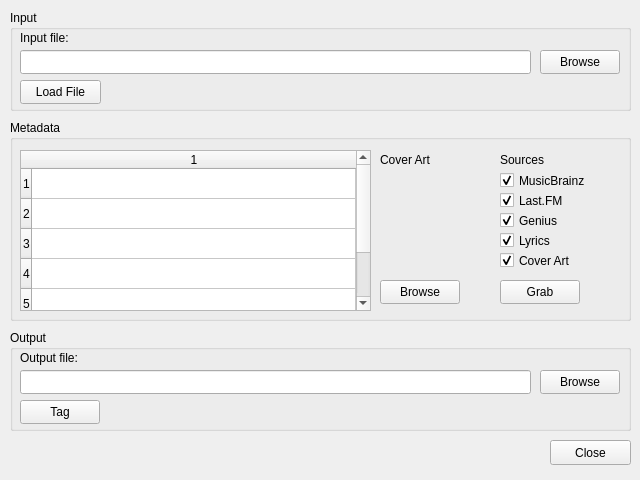
Above: mainwindow.ui from dylondark/InTAGrator before the change. Below: the same form after it.
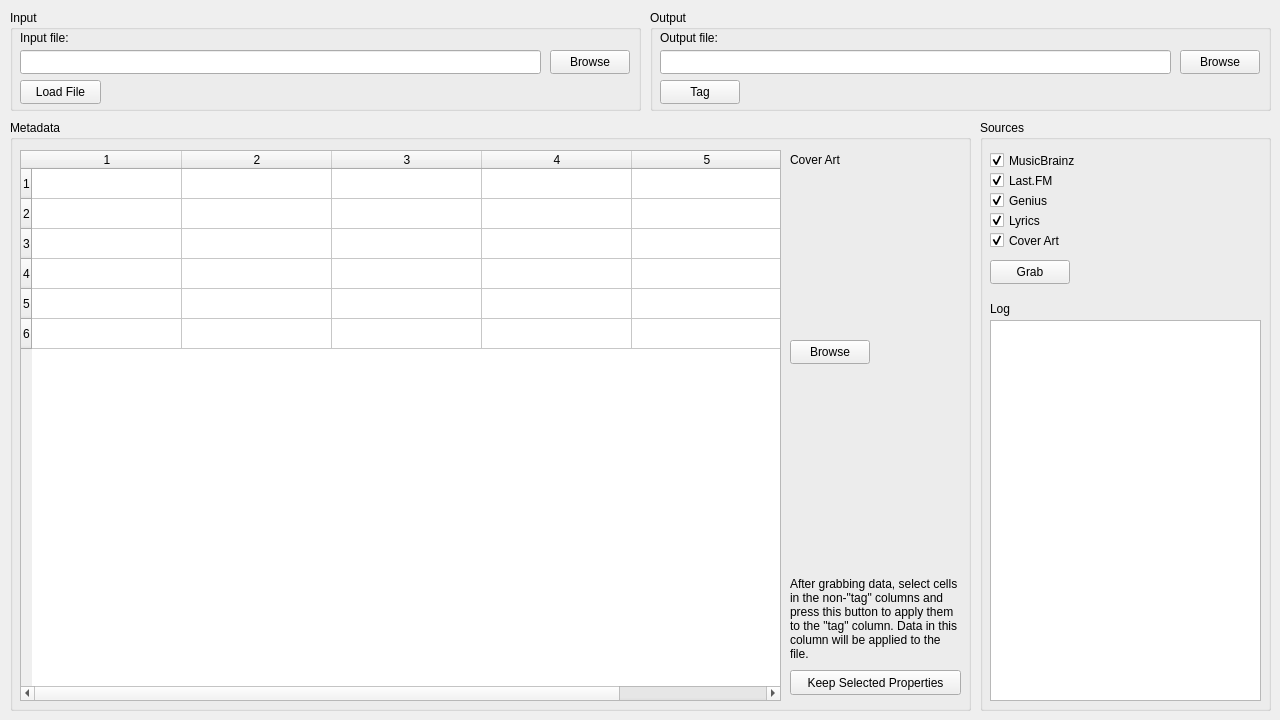
That is the form after the change.

The edit to the form file:
```diff
--- a/mainwindow.ui
+++ b/mainwindow.ui
@@ -6,8 +6,8 @@
    <rect>
     <x>0</x>
     <y>0</y>
-    <width>640</width>
-    <height>480</height>
+    <width>1280</width>
+    <height>720</height>
    </rect>
   </property>
   <property name="sizePolicy">
@@ -18,14 +18,14 @@
   </property>
   <property name="minimumSize">
    <size>
-    <width>640</width>
-    <height>480</height>
+    <width>1280</width>
+    <height>720</height>
    </size>
   </property>
   <property name="maximumSize">
    <size>
-    <width>640</width>
-    <height>480</height>
+    <width>1280</width>
+    <height>720</height>
    </size>
   </property>
   <property name="windowTitle">
@@ -37,7 +37,7 @@
      <rect>
       <x>10</x>
       <y>10</y>
-      <width>621</width>
+      <width>631</width>
       <height>101</height>
      </rect>
     </property>
@@ -60,12 +60,15 @@
     <widget class="QPushButton" name="fileInBrowseButton">
      <property name="geometry">
       <rect>
-       <x>530</x>
+       <x>540</x>
        <y>40</y>
        <width>80</width>
        <height>24</height>
       </rect>
      </property>
+     <property name="layoutDirection">
+      <enum>Qt::LayoutDirection::LeftToRight</enum>
+     </property>
      <property name="text">
       <string>Browse</string>
      </property>
@@ -75,7 +78,7 @@
       <rect>
        <x>10</x>
        <y>40</y>
-       <width>511</width>
+       <width>521</width>
        <height>24</height>
       </rect>
      </property>
@@ -105,8 +108,8 @@
      <rect>
       <x>10</x>
       <y>120</y>
-      <width>621</width>
-      <height>201</height>
+      <width>961</width>
+      <height>591</height>
      </rect>
     </property>
     <property name="title">
@@ -115,10 +118,10 @@
     <widget class="QLabel" name="coverArt">
      <property name="geometry">
       <rect>
-       <x>370</x>
+       <x>780</x>
        <y>60</y>
-       <width>91</width>
-       <height>91</height>
+       <width>150</width>
+       <height>150</height>
       </rect>
      </property>
      <property name="frameShape">
@@ -137,8 +140,8 @@
     <widget class="QPushButton" name="artBrowseButton">
      <property name="geometry">
       <rect>
-       <x>370</x>
-       <y>160</y>
+       <x>780</x>
+       <y>220</y>
        <width>80</width>
        <height>24</height>
       </rect>
@@ -152,8 +155,8 @@
       <rect>
        <x>10</x>
        <y>30</y>
-       <width>351</width>
-       <height>161</height>
+       <width>761</width>
+       <height>551</height>
       </rect>
      </property>
      <property name="sizeAdjustPolicy">
@@ -163,13 +166,16 @@
       <number>6</number>
      </property>
      <property name="columnCount">
-      <number>1</number>
+      <number>5</number>
      </property>
      <attribute name="horizontalHeaderCascadingSectionResizes">
       <bool>false</bool>
      </attribute>
+     <attribute name="horizontalHeaderDefaultSectionSize">
+      <number>150</number>
+     </attribute>
      <attribute name="horizontalHeaderStretchLastSection">
-      <bool>true</bool>
+      <bool>false</bool>
      </attribute>
      <row/>
      <row/>
@@ -178,11 +184,15 @@
      <row/>
      <row/>
      <column/>
+     <column/>
+     <column/>
+     <column/>
+     <column/>
     </widget>
     <widget class="QLabel" name="label_2">
      <property name="geometry">
       <rect>
-       <x>370</x>
+       <x>780</x>
        <y>30</y>
        <width>61</width>
        <height>20</height>
@@ -192,109 +202,35 @@
       <string>Cover Art</string>
      </property>
     </widget>
-    <widget class="QCheckBox" name="musicBrainzCheckBox">
+    <widget class="QPushButton" name="keepButton">
      <property name="geometry">
       <rect>
-       <x>490</x>
-       <y>50</y>
-       <width>101</width>
-       <height>21</height>
+       <x>780</x>
+       <y>550</y>
+       <width>171</width>
+       <height>25</height>
       </rect>
      </property>
      <property name="text">
-      <string>MusicBrainz</string>
+      <string>Keep Selected Properties</string>
      </property>
-     <property name="checked">
-      <bool>true</bool>
-     </property>
     </widget>
-    <widget class="QCheckBox" name="lastFMCheckBox">
+    <widget class="QLabel" name="label_5">
      <property name="geometry">
       <rect>
-       <x>490</x>
-       <y>70</y>
-       <width>76</width>
-       <height>21</height>
+       <x>780</x>
+       <y>350</y>
+       <width>171</width>
+       <height>191</height>
       </rect>
      </property>
      <property name="text">
-      <string>Last.FM</string>
+      <string>&lt;html&gt;&lt;head/&gt;&lt;body&gt;&lt;p&gt;After grabbing data, select cells in the non-&amp;quot;tag&amp;quot; columns and press this button to apply them to the &amp;quot;tag&amp;quot; column. Data in this column will be applied to the file.&lt;/p&gt;&lt;/body&gt;&lt;/html&gt;</string>
      </property>
-     <property name="checked">
-      <bool>true</bool>
+     <property name="alignment">
+      <set>Qt::AlignmentFlag::AlignBottom|Qt::AlignmentFlag::AlignLeading|Qt::AlignmentFlag::AlignLeft</set>
      </property>
-    </widget>
-    <widget class="QLabel" name="label_3">
-     <property name="geometry">
-      <rect>
-       <x>490</x>
-       <y>30</y>
-       <width>61</width>
-       <height>20</height>
-      </rect>
-     </property>
-     <property name="text">
-      <string>Sources</string>
-     </property>
-    </widget>
-    <widget class="QPushButton" name="grabButton">
-     <property name="geometry">
-      <rect>
-       <x>490</x>
-       <y>160</y>
-       <width>80</width>
-       <height>24</height>
-      </rect>
-     </property>
-     <property name="text">
-      <string>Grab</string>
-     </property>
-    </widget>
-    <widget class="QCheckBox" name="geniusCheckBox">
-     <property name="geometry">
-      <rect>
-       <x>490</x>
-       <y>90</y>
-       <width>76</width>
-       <height>21</height>
-      </rect>
-     </property>
-     <property name="text">
-      <string>Genius</string>
-     </property>
-     <property name="checked">
-      <bool>true</bool>
-     </property>
-    </widget>
-    <widget class="QCheckBox" name="lyricsCheckBox">
-     <property name="geometry">
-      <rect>
-       <x>490</x>
-       <y>110</y>
-       <width>76</width>
-       <height>21</height>
-      </rect>
-     </property>
-     <property name="text">
-      <string>Lyrics</string>
-     </property>
-     <property name="checked">
-      <bool>true</bool>
-     </property>
-    </widget>
-    <widget class="QCheckBox" name="coverArtCheckBox">
-     <property name="geometry">
-      <rect>
-       <x>490</x>
-       <y>130</y>
-       <width>76</width>
-       <height>21</height>
-      </rect>
-     </property>
-     <property name="text">
-      <string>Cover Art</string>
-     </property>
-     <property name="checked">
+     <property name="wordWrap">
       <bool>true</bool>
      </property>
     </widget>
@@ -302,8 +238,8 @@
    <widget class="QGroupBox" name="outputGroupBox">
     <property name="geometry">
      <rect>
-      <x>10</x>
-      <y>330</y>
+      <x>650</x>
+      <y>10</y>
       <width>621</width>
       <height>101</height>
      </rect>
@@ -367,18 +303,142 @@
      </property>
     </widget>
    </widget>
-   <widget class="QPushButton" name="closeButton">
+   <widget class="QGroupBox" name="groupBox">
     <property name="geometry">
      <rect>
-      <x>550</x>
-      <y>440</y>
-      <width>81</width>
-      <height>25</height>
+      <x>980</x>
+      <y>120</y>
+      <width>291</width>
+      <height>591</height>
      </rect>
     </property>
-    <property name="text">
-     <string>Close</string>
+    <property name="title">
+     <string>Sources</string>
     </property>
+    <widget class="QPushButton" name="grabButton">
+     <property name="geometry">
+      <rect>
+       <x>10</x>
+       <y>140</y>
+       <width>80</width>
+       <height>24</height>
+      </rect>
+     </property>
+     <property name="text">
+      <string>Grab</string>
+     </property>
+    </widget>
+    <widget class="QCheckBox" name="lyricsCheckBox">
+     <property name="geometry">
+      <rect>
+       <x>10</x>
+       <y>90</y>
+       <width>76</width>
+       <height>21</height>
+      </rect>
+     </property>
+     <property name="text">
+      <string>Lyrics</string>
+     </property>
+     <property name="checked">
+      <bool>true</bool>
+     </property>
+    </widget>
+    <widget class="QCheckBox" name="musicBrainzCheckBox">
+     <property name="geometry">
+      <rect>
+       <x>10</x>
+       <y>30</y>
+       <width>101</width>
+       <height>21</height>
+      </rect>
+     </property>
+     <property name="text">
+      <string>MusicBrainz</string>
+     </property>
+     <property name="checked">
+      <bool>true</bool>
+     </property>
+    </widget>
+    <widget class="QCheckBox" name="lastFMCheckBox">
+     <property name="geometry">
+      <rect>
+       <x>10</x>
+       <y>50</y>
+       <width>76</width>
+       <height>21</height>
+      </rect>
+     </property>
+     <property name="text">
+      <string>Last.FM</string>
+     </property>
+     <property name="checked">
+      <bool>true</bool>
+     </property>
+    </widget>
+    <widget class="QCheckBox" name="geniusCheckBox">
+     <property name="geometry">
+      <rect>
+       <x>10</x>
+       <y>70</y>
+       <width>76</width>
+       <height>21</height>
+      </rect>
+     </property>
+     <property name="text">
+      <string>Genius</string>
+     </property>
+     <property name="checked">
+      <bool>true</bool>
+     </property>
+    </widget>
+    <widget class="QCheckBox" name="coverArtCheckBox">
+     <property name="geometry">
+      <rect>
+       <x>10</x>
+       <y>110</y>
+       <width>91</width>
+       <height>21</height>
+      </rect>
+     </property>
+     <property name="text">
+      <string>Cover Art</string>
+     </property>
+     <property name="checked">
+      <bool>true</bool>
+     </property>
+    </widget>
+    <widget class="QPlainTextEdit" name="scriptLog">
+     <property name="geometry">
+      <rect>
+       <x>10</x>
+       <y>200</y>
+       <width>271</width>
+       <height>381</height>
+      </rect>
+     </property>
+     <property name="font">
+      <font>
+       <family>P052</family>
+      </font>
+     </property>
+     <property name="readOnly">
+      <bool>true</bool>
+     </property>
+    </widget>
+    <widget class="QLabel" name="label_6">
+     <property name="geometry">
+      <rect>
+       <x>10</x>
+       <y>180</y>
+       <width>54</width>
+       <height>17</height>
+      </rect>
+     </property>
+     <property name="text">
+      <string>Log</string>
+     </property>
+    </widget>
    </widget>
   </widget>
  </widget>
```
